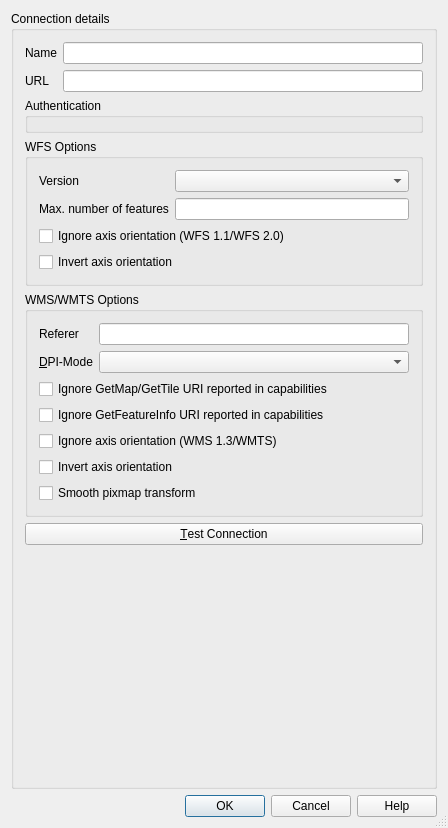
Qt form src/ui/qgsnewhttpconnectionbase.ui (carsmie/QGIS) before a commit.
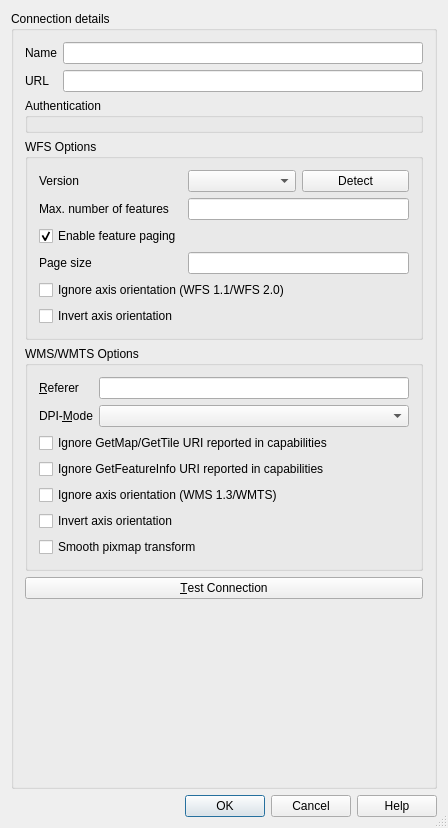
The same form after that commit. Custom widgets are drawn as their Qt base class.

Commit message:
[WFS provider] [FEATURE] Allow user to enable/disable paging and specify page size (fixes #18935)
The 'maximum number of features' settings is now always the maximum number of
features requested, even in WFS 2.0 with paging.
For WFS 2.0, we add a checkbox to enable/disable paging and a text entry to
specify the page size (if let to empty, server default is used)
We also add a Detect button so that the WFS version is autodetected.

The edit to the form file:
```diff
--- a/src/ui/qgsnewhttpconnectionbase.ui
+++ b/src/ui/qgsnewhttpconnectionbase.ui
@@ -32,14 +32,14 @@
          <string>WFS Options</string>
         </property>
         <layout class="QGridLayout" name="gridLayout1">
-         <item row="2" column="0" colspan="2">
+         <item row="4" column="0" colspan="2">
           <widget class="QCheckBox" name="cbxWfsIgnoreAxisOrientation">
            <property name="text">
             <string>Ignore axis orientation (WFS 1.1/WFS 2.0)</string>
            </property>
           </widget>
          </item>
-         <item row="3" column="0" colspan="2">
+         <item row="5" column="0" colspan="2">
           <widget class="QCheckBox" name="cbxWfsInvertAxisOrientation">
            <property name="text">
             <string>Invert axis orientation</string>
@@ -60,17 +60,48 @@
            </property>
           </widget>
          </item>
-         <item row="0" column="1">
-          <widget class="QComboBox" name="cmbVersion">
-           <property name="toolTip">
-            <string>&lt;html&gt;&lt;head/&gt;&lt;body&gt;&lt;p&gt;Select protocol version&lt;/p&gt;&lt;/body&gt;&lt;/html&gt;</string>
-           </property>
-          </widget>
-         </item>
          <item row="1" column="1">
           <widget class="QLineEdit" name="txtMaxNumFeatures">
            <property name="toolTip">
-            <string>&lt;html&gt;&lt;head/&gt;&lt;body&gt;&lt;p&gt;Enter a number to limit the maximum number of features retrieved in a single GetFeature request. If let to empty, server default will apply.&lt;/p&gt;&lt;/body&gt;&lt;/html&gt;</string>
+            <string>&lt;html&gt;&lt;head/&gt;&lt;body&gt;&lt;p&gt;Enter a number to limit the maximum number of features retrieved per feature request. If let to empty, no limit is set.&lt;/p&gt;&lt;/body&gt;&lt;/html&gt;</string>
+           </property>
+          </widget>
+         </item>
+         <item row="0" column="1">
+          <layout class="QHBoxLayout" name="layoutWfsVersion">
+           <item>
+            <widget class="QComboBox" name="cmbVersion"/>
+           </item>
+           <item>
+            <widget class="QPushButton" name="mWfsVersionDetectButton">
+             <property name="text">
+              <string>Detect</string>
+             </property>
+            </widget>
+           </item>
+          </layout>
+         </item>
+         <item row="2" column="0">
+          <widget class="QCheckBox" name="cbxWfsFeaturePaging">
+           <property name="text">
+            <string>Enable feature paging</string>
+           </property>
+           <property name="checked">
+            <bool>true</bool>
+           </property>
+          </widget>
+         </item>
+         <item row="3" column="0">
+          <widget class="QLabel" name="lblPageSize">
+           <property name="text">
+            <string>Page size</string>
+           </property>
+          </widget>
+         </item>
+         <item row="3" column="1">
+          <widget class="QLineEdit" name="txtPageSize">
+           <property name="toolTip">
+            <string>&lt;html&gt;&lt;head/&gt;&lt;body&gt;&lt;p&gt;Enter a number to limit the maximum number of features retrieved in a single GetFeature request when paging is enabled. If let to empty, server default will apply.&lt;/p&gt;&lt;/body&gt;&lt;/html&gt;</string>
            </property>
           </widget>
          </item>
@@ -158,7 +189,7 @@
          <item row="1" column="0">
           <widget class="QLabel" name="lblDpiMode">
            <property name="text">
-            <string>&amp;DPI-Mode</string>
+            <string>DPI-&amp;Mode</string>
            </property>
            <property name="buddy">
             <cstring>cmbDpiMode</cstring>
@@ -168,7 +199,7 @@
          <item row="0" column="0">
           <widget class="QLabel" name="lblReferer">
            <property name="text">
-            <string>Referer</string>
+            <string>&amp;Referer</string>
            </property>
            <property name="buddy">
             <cstring>txtReferer</cstring>
```
Left out of the diff: 19 changed lines with no effect on the pictures. The commit also changes 18 other files.
